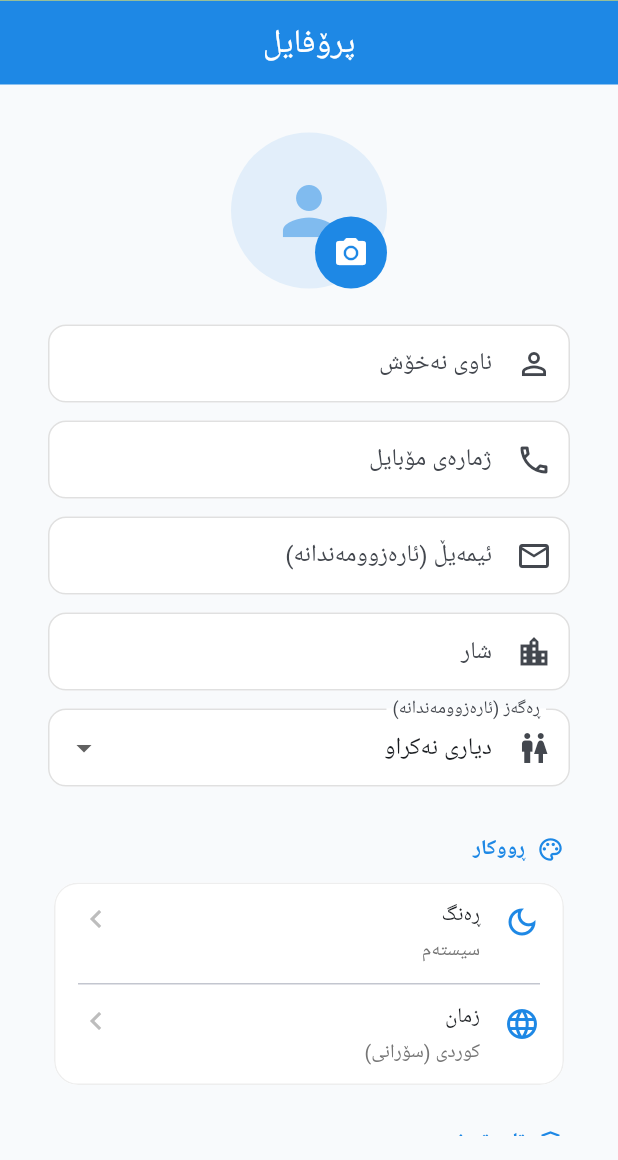
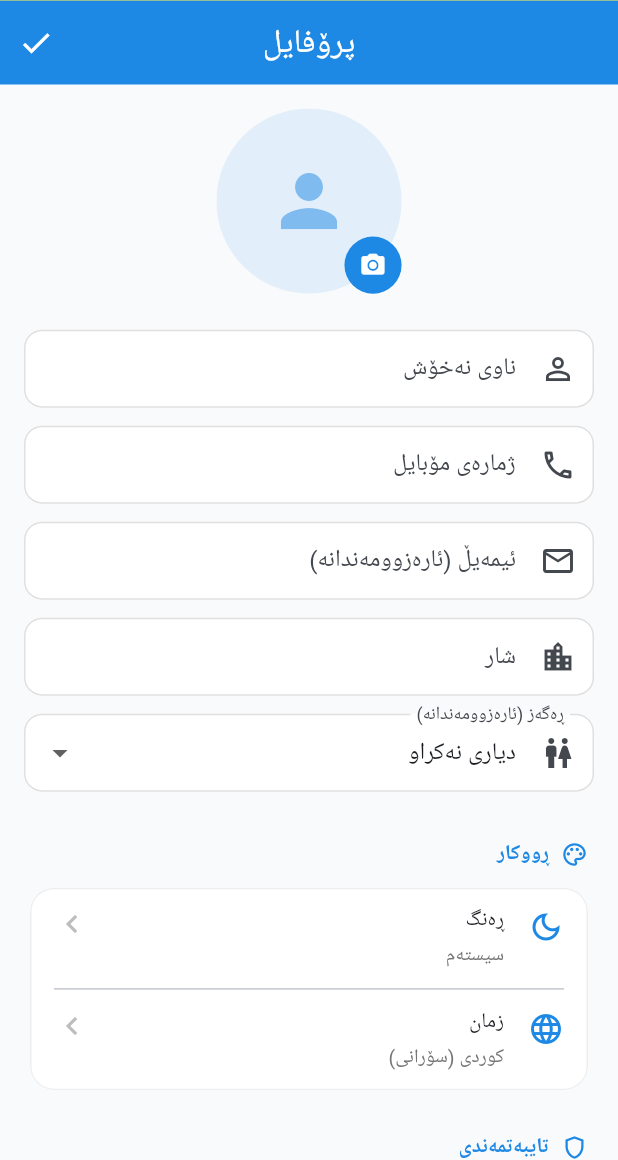
Before and after one commit to karokhnadhim-arch/tabib, a Flutter app: the PatientProfileScreen screen opened by its route, on a phone screen of 412 x 824 dp, the part 76-1236 px from its top. Run offline on Flutter 3.47's test engine with Material 3 defaults, Android fonts, the phone set to English and light mode, and no system bars; our stand-ins replace cloud_firestore, file_picker, firebase_auth, firebase_core, firebase_storage, geolocator and 2 more; accounts and stored records are empty.

Commit message:
Intial setup feature update

```diff
--- a/lib/presentation/screens/patient/patient_profile_screen.dart
+++ b/lib/presentation/screens/patient/patient_profile_screen.dart
@@ -145,67 +145,38 @@ class _PatientProfileScreenState extends State<PatientProfileScreen> {
       preferThumbnail: false,
     );
 
-    final body = ResponsiveBody(
-      child: ListView(
-        padding: const EdgeInsets.all(16),
+    final body = ScrollableResponsiveBody(
+      child: Column(
+        crossAxisAlignment: CrossAxisAlignment.stretch,
         children: [
           if (widget.embedded) ...[
-            Row(
-              children: [
-                Expanded(
-                  child: Text(
+            ResponsiveHeaderRow(
+              title: Text(
                 l10n.patientProfile,
+                maxLines: 2,
+                overflow: TextOverflow.ellipsis,
                 style: Theme.of(context).textTheme.headlineSmall?.copyWith(
                       fontWeight: FontWeight.bold,
                     ),
               ),
-                ),
-                TextButton(
-                  onPressed: _saving ? null : _save,
-                  child: _saving
-                      ? const SizedBox(
-                          width: 20,
-                          height: 20,
-                          child: CircularProgressIndicator(strokeWidth: 2),
-                        )
-                      : Text(l10n.save),
+              trailing: [
+                _ProfileSaveButton(
+                  saving: _saving,
+                  onSave: _save,
+                  l10n: l10n,
                 ),
               ],
             ),
             const SizedBox(height: 8),
           ],
-          Center(
-              child: Stack(
-                children: [
-                  CircleAvatar(
-                    radius: 52,
-                    backgroundColor: AppTheme.medicalBlue.withOpacity(0.1),
-                    backgroundImage: photoProvider,
-                    child: photoProvider == null
-                        ? Icon(
-                            Icons.person,
-                            size: 52,
-                            color: AppTheme.medicalBlue.withOpacity(0.5),
-                          )
-                        : null,
-                  ),
-                  Positioned(
-                    right: 0,
-                    bottom: 0,
-                    child: Material(
-                      color: AppTheme.medicalBlue,
-                      shape: const CircleBorder(),
-                      child: IconButton(
-                        icon: const Icon(Icons.camera_alt, color: Colors.white),
-                        onPressed: _pickPhoto,
-                        tooltip: l10n.uploadPhoto,
-                      ),
-                    ),
-                  ),
-                ],
-              ),
+          _ProfilePhotoSection(
+            photoProvider: photoProvider,
+            onPickPhoto: _pickPhoto,
+            uploadLabel: l10n.uploadPhoto,
           ),
           const SizedBox(height: 24),
+          ResponsiveColumns(
+            children: [
               TextField(
                 controller: _nameController,
                 decoration: InputDecoration(
@@ -213,7 +184,6 @@ class _PatientProfileScreenState extends State<PatientProfileScreen> {
                   prefixIcon: const Icon(Icons.person_outline),
                 ),
               ),
-            const SizedBox(height: 12),
               TextField(
                 controller: _phoneController,
                 keyboardType: TextInputType.phone,
@@ -222,7 +192,11 @@ class _PatientProfileScreenState extends State<PatientProfileScreen> {
                   prefixIcon: const Icon(Icons.phone_outlined),
                 ),
               ),
+            ],
+          ),
           const SizedBox(height: 12),
+          ResponsiveColumns(
+            children: [
               TextField(
                 controller: _emailController,
                 keyboardType: TextInputType.emailAddress,
@@ -231,7 +205,6 @@ class _PatientProfileScreenState extends State<PatientProfileScreen> {
                   prefixIcon: const Icon(Icons.email_outlined),
                 ),
               ),
-            const SizedBox(height: 12),
               TextField(
                 controller: _cityController,
                 decoration: InputDecoration(
@@ -239,17 +212,32 @@ class _PatientProfileScreenState extends State<PatientProfileScreen> {
                   prefixIcon: const Icon(Icons.location_city_outlined),
                 ),
               ),
+            ],
+          ),
           const SizedBox(height: 12),
           DropdownButtonFormField<String?>(
+            isExpanded: true,
             value: _gender?.isEmpty == true ? null : _gender,
             decoration: InputDecoration(
               labelText: l10n.genderOptional,
               prefixIcon: const Icon(Icons.wc_outlined),
             ),
             items: [
-                DropdownMenuItem(value: null, child: Text(l10n.notSpecified)),
-                DropdownMenuItem(value: 'male', child: Text(l10n.male)),
-                DropdownMenuItem(value: 'female', child: Text(l10n.female)),
+              DropdownMenuItem(
+                value: null,
+                child: Text(
+                  l10n.notSpecified,
+                  overflow: TextOverflow.ellipsis,
+                ),
+              ),
+              DropdownMenuItem(
+                value: 'male',
+                child: Text(l10n.male, overflow: TextOverflow.ellipsis),
+              ),
+              DropdownMenuItem(
+                value: 'female',
+                child: Text(l10n.female, overflow: TextOverflow.ellipsis),
+              ),
             ],
             onChanged: (v) => setState(() => _gender = v),
           ),
@@ -277,31 +265,29 @@ class _PatientProfileScreenState extends State<PatientProfileScreen> {
             title: l10n.privacySettings,
             icon: Icons.shield_outlined,
             children: [
-                SwitchListTile(
-                  secondary: const Icon(Icons.photo_outlined),
-                  title: Text(l10n.showProfilePhoto),
+              SettingsSwitchTile(
+                icon: Icons.photo_outlined,
+                title: l10n.showProfilePhoto,
                 value: profile.showProfilePhoto,
                 onChanged: (v) => context
                     .read<PatientProfileService>()
                     .updateField((p) => p.copyWith(showProfilePhoto: v)),
               ),
-                SwitchListTile(
-                  secondary: const Icon(Icons.phone_android_outlined),
-                  title: Text(l10n.showPhoneNumber),
+              SettingsSwitchTile(
+                icon: Icons.phone_android_outlined,
+                title: l10n.showPhoneNumber,
                 value: profile.showPhoneNumber,
                 onChanged: (v) => context
                     .read<PatientProfileService>()
                     .updateField((p) => p.copyWith(showPhoneNumber: v)),
               ),
-                SwitchListTile(
-                  secondary: const Icon(Icons.visibility_outlined),
-                  title: Text(l10n.profileVisibleToVisitedOnly),
+              SettingsSwitchTile(
+                icon: Icons.visibility_outlined,
+                title: l10n.profileVisibleToVisitedOnly,
                 value: profile.visibleToVisitedOnly,
                 onChanged: (v) => context
                     .read<PatientProfileService>()
-                      .updateField(
-                        (p) => p.copyWith(visibleToVisitedOnly: v),
-                      ),
+                    .updateField((p) => p.copyWith(visibleToVisitedOnly: v)),
               ),
             ],
           ),
@@ -319,6 +305,7 @@ class _PatientProfileScreenState extends State<PatientProfileScreen> {
               ],
             ),
           ],
+          const SizedBox(height: 16),
         ],
       ),
     );
@@ -330,15 +317,11 @@ class _PatientProfileScreenState extends State<PatientProfileScreen> {
         title: Text(l10n.patientProfile),
         backgroundColor: AppTheme.patientColor,
         actions: [
-          TextButton(
-            onPressed: _saving ? null : _save,
-            child: _saving
-                ? const SizedBox(
-                    width: 20,
-                    height: 20,
-                    child: CircularProgressIndicator(strokeWidth: 2),
-                  )
-                : Text(l10n.save),
+          _ProfileSaveButton(
+            saving: _saving,
+            onSave: _save,
+            l10n: l10n,
+            compact: true,
           ),
         ],
       ),
@@ -442,3 +425,133 @@ class _PatientProfileScreenState extends State<PatientProfileScreen> {
     );
   }
 }
+
+class _ProfileSaveButton extends StatelessWidget {
+  const _ProfileSaveButton({
+    required this.saving,
+    required this.onSave,
+    required this.l10n,
+    this.compact = false,
+  });
+
+  final bool saving;
+  final VoidCallback onSave;
+  final AppLocalizations l10n;
+  final bool compact;
+
+  @override
+  Widget build(BuildContext context) {
+    if (saving) {
+      return const SizedBox(
+        width: 48,
+        height: 48,
+        child: Center(
+          child: SizedBox(
+            width: 20,
+            height: 20,
+            child: CircularProgressIndicator(strokeWidth: 2),
+          ),
+        ),
+      );
+    }
+
+    final useIcon =
+        compact || MediaQuery.sizeOf(context).width < 400;
+
+    if (useIcon) {
+      return IconButton(
+        onPressed: onSave,
+        tooltip: l10n.save,
+        icon: const Icon(Icons.check),
+      );
+    }
+
+    return TextButton(
+      onPressed: onSave,
+      child: Text(l10n.save, overflow: TextOverflow.ellipsis),
+    );
+  }
+}
+
+class _ProfilePhotoSection extends StatelessWidget {
+  const _ProfilePhotoSection({
+    required this.photoProvider,
+    required this.onPickPhoto,
+    required this.uploadLabel,
+  });
+
+  final ImageProvider? photoProvider;
+  final VoidCallback onPickPhoto;
+  final String uploadLabel;
+
+  @override
+  Widget build(BuildContext context) {
+    return LayoutBuilder(
+      builder: (context, constraints) {
+        final photoSize = (constraints.maxWidth * 0.34).clamp(80.0, 112.0);
+        final cameraSize = (photoSize * 0.34).clamp(32.0, 40.0);
+        final stackSize = photoSize + cameraSize * 0.3;
+
+        return Center(
+          child: SizedBox(
+            width: stackSize,
+            height: stackSize,
+            child: Stack(
+              clipBehavior: Clip.none,
+              alignment: Alignment.center,
+              children: [
+                AspectRatio(
+                  aspectRatio: 1,
+                  child: SizedBox(
+                    width: photoSize,
+                    height: photoSize,
+                    child: ClipOval(
+                      child: photoProvider != null
+                          ? Image(
+                              image: photoProvider!,
+                              fit: BoxFit.cover,
+                              width: photoSize,
+                              height: photoSize,
+                            )
+                          : ColoredBox(
+                              color: AppTheme.medicalBlue.withOpacity(0.1),
+                              child: Icon(
+                                Icons.person,
+                                size: photoSize * 0.5,
+                                color: AppTheme.medicalBlue.withOpacity(0.5),
+                              ),
+                            ),
+                    ),
+                  ),
+                ),
+                Positioned(
+                  right: 0,
+                  bottom: 0,
+                  child: Material(
+                    color: AppTheme.medicalBlue,
+                    shape: const CircleBorder(),
+                    child: SizedBox(
+                      width: cameraSize,
+                      height: cameraSize,
+                      child: IconButton(
+                        padding: EdgeInsets.zero,
+                        constraints: const BoxConstraints(),
+                        icon: Icon(
+                          Icons.camera_alt,
+                          color: Colors.white,
+                          size: cameraSize * 0.48,
+                        ),
+                        onPressed: onPickPhoto,
+                        tooltip: uploadLabel,
+                      ),
+                    ),
+                  ),
+                ),
+              ],
+            ),
+          ),
+        );
+      },
+    );
+  }
+}
```
Also changed, not shown: 1 other file. Lines whose indentation alone changed are shown as unchanged.
